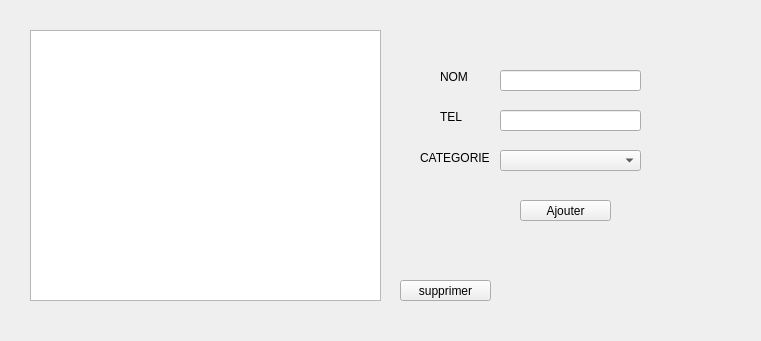
The window that fournisseur.ui (soumaya-nheri/Smart-Restaurant-2A27) describes before a commit, drawn with Qt 5.
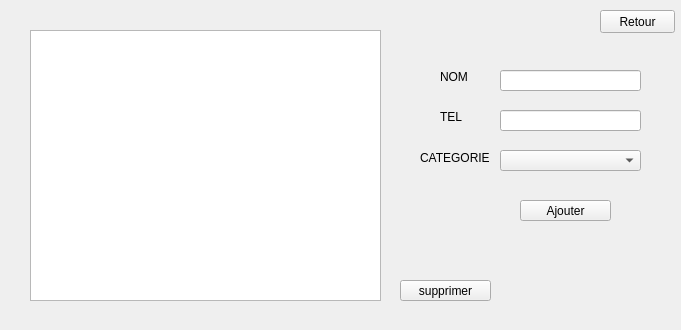
The same window after the commit.

What changed in the file:
```diff
--- a/fournisseur.ui
+++ b/fournisseur.ui
@@ -6,8 +6,8 @@
    <rect>
     <x>0</x>
     <y>0</y>
-    <width>761</width>
-    <height>341</height>
+    <width>681</width>
+    <height>330</height>
    </rect>
   </property>
   <property name="windowTitle">
@@ -118,6 +118,19 @@
     <string>CATEGORIE</string>
    </property>
   </widget>
+  <widget class="QPushButton" name="pushButton_3">
+   <property name="geometry">
+    <rect>
+     <x>600</x>
+     <y>10</y>
+     <width>75</width>
+     <height>23</height>
+    </rect>
+   </property>
+   <property name="text">
+    <string>Retour</string>
+   </property>
+  </widget>
  </widget>
  <resources/>
  <connections/>
```
